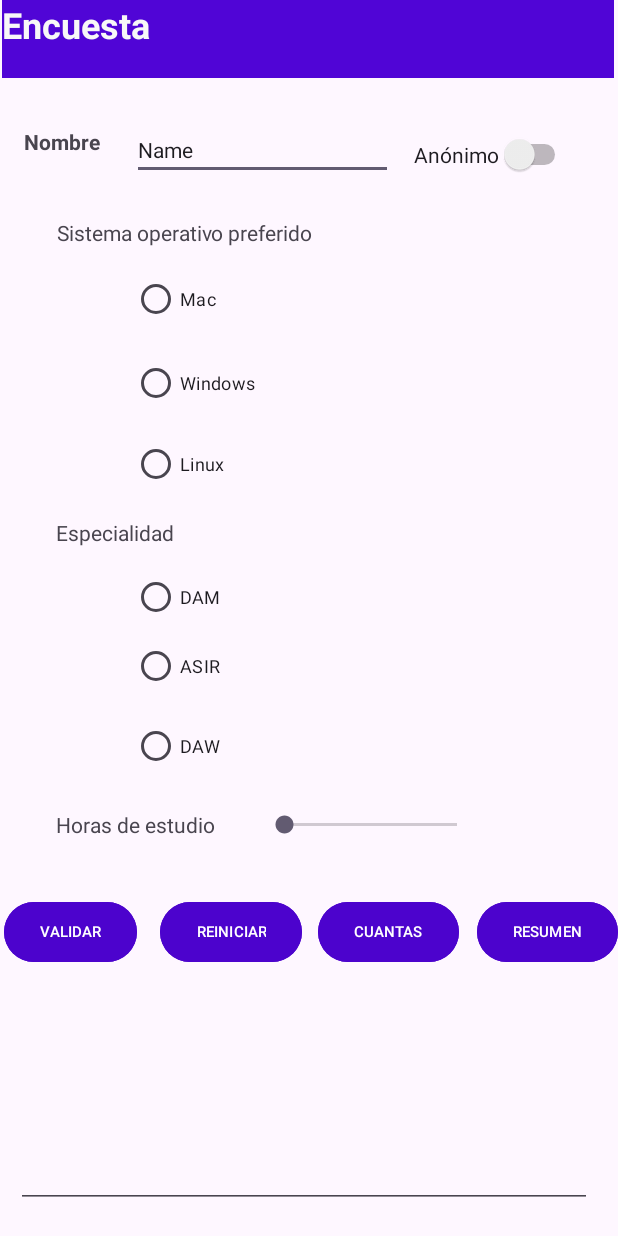
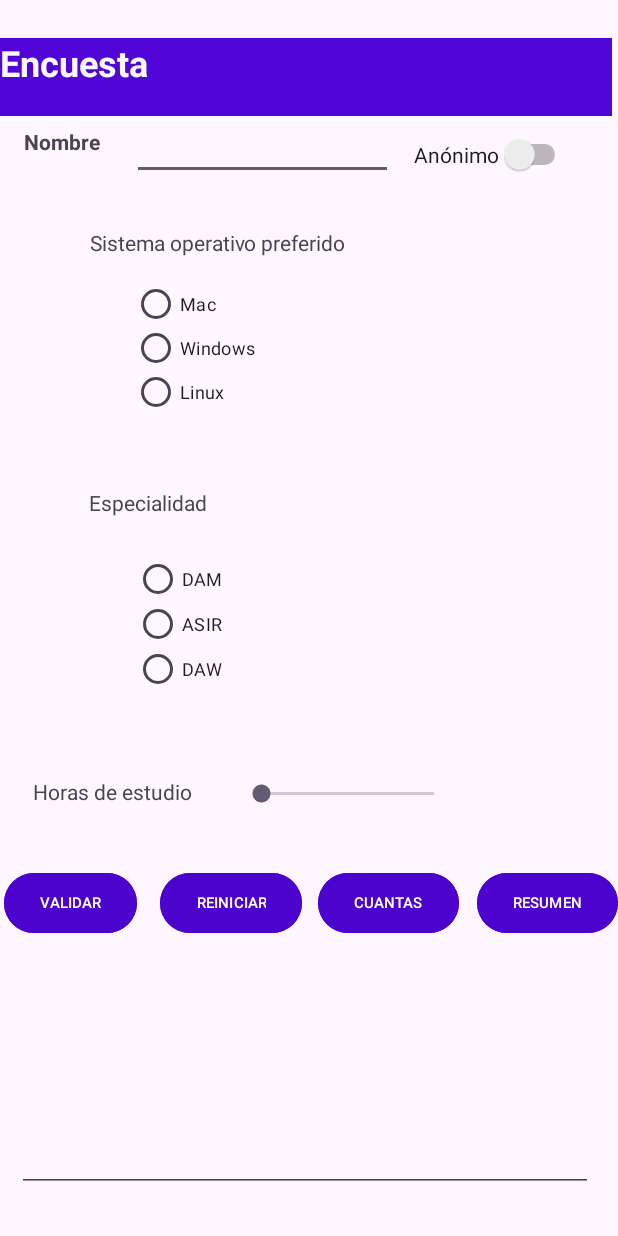
Before and after one commit to rixardo2002/2324-Repo_Moviles, an Android app: the layout activity_main.xml on its own in the app's theme, with its tools: preview values and no code run, on a phone screen of 412 x 824 dp. Run offline under Robolectric (Android 15) with nearby library versions, the phone set to English and light mode, and no system bars.

Commit message:
Encuesta Realizada

```diff
--- a/EncuestaRGR/app/build.gradle.kts
+++ b/EncuestaRGR/app/build.gradle.kts
@@ -5,7 +5,7 @@ plugins {
 
 android {
     namespace = "com.example.encuestargr"
-    compileSdk = 33
+    compileSdk = 34
 
     defaultConfig {
         applicationId = "com.example.encuestargr"
@@ -33,6 +33,10 @@ android {
     kotlinOptions {
         jvmTarget = "1.8"
     }
+
+    buildFeatures{
+        viewBinding=true
+    }
 }
 
 dependencies {
--- a/EncuestaRGR/app/src/main/java/com/example/encuestargr/AlmacenEncuestas.kt
+++ b/EncuestaRGR/app/src/main/java/com/example/encuestargr/AlmacenEncuestas.kt
@@ -4,7 +4,7 @@ object AlmacenEncuestas {
 
     var encuestas = ArrayList<Encuesta>()
 
-    fun aniadirPersona(e: Encuesta){
+    fun aniadirEncuesta(e: Encuesta){
         encuestas.add(e)
     }
 }
--- a/EncuestaRGR/app/src/main/res/layout/activity_main.xml
+++ b/EncuestaRGR/app/src/main/res/layout/activity_main.xml
@@ -18,18 +18,17 @@
         android:textStyle="bold"
         app:layout_constraintBottom_toBottomOf="parent"
         app:layout_constraintEnd_toEndOf="parent"
-        app:layout_constraintHorizontal_bias="0.4"
+        app:layout_constraintHorizontal_bias="0.0"
         app:layout_constraintStart_toStartOf="parent"
         app:layout_constraintTop_toTopOf="parent"
-        app:layout_constraintVertical_bias="0.0" />
+        app:layout_constraintVertical_bias="0.033" />
 
     <EditText
-        android:id="@+id/editTextText"
+        android:id="@+id/editTxtN"
         android:layout_width="174dp"
         android:layout_height="35dp"
         android:ems="10"
         android:inputType="text"
-        android:text="Name"
         android:textSize="14sp"
         app:layout_constraintBottom_toBottomOf="parent"
         app:layout_constraintEnd_toEndOf="parent"
@@ -38,44 +37,42 @@
         app:layout_constraintTop_toTopOf="parent"
         app:layout_constraintVertical_bias="0.107" />
 
+    <RadioGroup
+        android:id="@+id/radioGroupEspecialidad"
+        android:layout_width="wrap_content"
+        android:layout_height="wrap_content"
+        android:orientation="vertical"
+        app:layout_constraintStart_toStartOf="parent"
+        app:layout_constraintTop_toTopOf="parent"
+        app:layout_constraintHorizontal_bias="0.274"
+        app:layout_constraintVertical_bias="0.505"
+
+        app:layout_constraintBottom_toBottomOf="parent"
+        app:layout_constraintEnd_toEndOf="parent">
+
         <RadioButton
             android:id="@+id/radButDAM"
             android:layout_width="85dp"
             android:layout_height="30dp"
             android:text="DAM"
-        android:textSize="12sp"
-        app:layout_constraintBottom_toBottomOf="parent"
-        app:layout_constraintEnd_toEndOf="parent"
-        app:layout_constraintHorizontal_bias="0.269"
-        app:layout_constraintStart_toStartOf="parent"
-        app:layout_constraintTop_toTopOf="parent"
-        app:layout_constraintVertical_bias="0.482" />
+            android:textSize="12sp" />
+
+        <RadioButton
+            android:id="@+id/radButA"
+            android:layout_width="85dp"
+            android:layout_height="30dp"
+            android:text="ASIR"
+            android:textSize="12sp" />
 
         <RadioButton
             android:id="@+id/radButDAW"
             android:layout_width="85dp"
             android:layout_height="30dp"
             android:text="DAW"
-        android:textSize="12sp"
-        app:layout_constraintBottom_toBottomOf="parent"
-        app:layout_constraintEnd_toEndOf="parent"
-        app:layout_constraintHorizontal_bias="0.269"
-        app:layout_constraintStart_toStartOf="parent"
-        app:layout_constraintTop_toTopOf="parent"
-        app:layout_constraintVertical_bias="0.607" />
+            android:textSize="12sp" />
 
-    <RadioButton
-        android:id="@+id/radButM"
-        android:layout_width="85dp"
-        android:layout_height="30dp"
-        android:text="Mac"
-        android:textSize="12sp"
-        app:layout_constraintBottom_toBottomOf="parent"
-        app:layout_constraintEnd_toEndOf="parent"
-        app:layout_constraintHorizontal_bias="0.269"
-        app:layout_constraintStart_toStartOf="parent"
-        app:layout_constraintTop_toTopOf="parent"
-        app:layout_constraintVertical_bias="0.232" />
+    </RadioGroup>
+
 
     <TextView
         android:id="@+id/txtViewE"
@@ -84,10 +81,10 @@
         android:text="Especialidad"
         app:layout_constraintBottom_toBottomOf="parent"
         app:layout_constraintEnd_toEndOf="parent"
-        app:layout_constraintHorizontal_bias="0.111"
+        app:layout_constraintHorizontal_bias="0.178"
         app:layout_constraintStart_toStartOf="parent"
         app:layout_constraintTop_toTopOf="parent"
-        app:layout_constraintVertical_bias="0.429" />
+        app:layout_constraintVertical_bias="0.404" />
 
     <TextView
         android:id="@+id/txtViewN"
@@ -103,6 +100,7 @@
         app:layout_constraintTop_toTopOf="parent"
         app:layout_constraintVertical_bias="0.107" />
 
+
     <TextView
         android:id="@+id/txtViewS"
         android:layout_width="wrap_content"
@@ -110,49 +108,14 @@
         android:text="Sistema operativo preferido"
         app:layout_constraintBottom_toBottomOf="parent"
         app:layout_constraintEnd_toEndOf="parent"
-        app:layout_constraintHorizontal_bias="0.156"
+        app:layout_constraintHorizontal_bias="0.248"
         app:layout_constraintStart_toStartOf="parent"
         app:layout_constraintTop_toTopOf="parent"
-        app:layout_constraintVertical_bias="0.181" />
+        app:layout_constraintVertical_bias="0.189" />
 
-    <RadioButton
-        android:id="@+id/radButW"
-        android:layout_width="85dp"
-        android:layout_height="30dp"
-        android:text="Windows"
-        android:textSize="12sp"
-        app:layout_constraintBottom_toBottomOf="parent"
-        app:layout_constraintEnd_toEndOf="parent"
-        app:layout_constraintHorizontal_bias="0.269"
-        app:layout_constraintStart_toStartOf="parent"
-        app:layout_constraintTop_toTopOf="parent"
-        app:layout_constraintVertical_bias="0.302" />
 
-    <RadioButton
-        android:id="@+id/radButA"
-        android:layout_width="85dp"
-        android:layout_height="30dp"
-        android:text="ASIR"
-        android:textSize="12sp"
-        app:layout_constraintBottom_toBottomOf="parent"
-        app:layout_constraintEnd_toEndOf="parent"
-        app:layout_constraintHorizontal_bias="0.269"
-        app:layout_constraintStart_toStartOf="parent"
-        app:layout_constraintTop_toTopOf="parent"
-        app:layout_constraintVertical_bias="0.54" />
 
-    <RadioButton
-        android:id="@+id/radButL"
-        android:layout_width="85dp"
-        android:layout_height="30dp"
-        android:text="Linux"
-        android:textSize="12sp"
-        app:layout_constraintBottom_toBottomOf="parent"
-        app:layout_constraintEnd_toEndOf="parent"
-        app:layout_constraintHorizontal_bias="0.269"
-        app:layout_constraintStart_toStartOf="parent"
-        app:layout_constraintTop_toTopOf="parent"
-        app:layout_constraintVertical_bias="0.37" />
+
 
     <Switch
         android:id="@+id/switch1"
@@ -173,10 +136,10 @@
         android:max="10"
         app:layout_constraintBottom_toBottomOf="parent"
         app:layout_constraintEnd_toEndOf="parent"
-        app:layout_constraintHorizontal_bias="0.655"
+        app:layout_constraintHorizontal_bias="0.598"
         app:layout_constraintStart_toStartOf="parent"
         app:layout_constraintTop_toTopOf="parent"
-        app:layout_constraintVertical_bias="0.671" />
+        app:layout_constraintVertical_bias="0.645" />
 
     <TextView
         android:id="@+id/textView5"
@@ -185,10 +148,10 @@
         android:text="Horas de estudio"
         app:layout_constraintBottom_toBottomOf="parent"
         app:layout_constraintEnd_toEndOf="parent"
-        app:layout_constraintHorizontal_bias="0.121"
+        app:layout_constraintHorizontal_bias="0.072"
         app:layout_constraintStart_toStartOf="parent"
         app:layout_constraintTop_toTopOf="parent"
-        app:layout_constraintVertical_bias="0.671" />
+        app:layout_constraintVertical_bias="0.644" />
 
     <TextView
         android:id="@+id/txtViexNum"
@@ -196,10 +159,24 @@
         android:layout_height="wrap_content"
         app:layout_constraintBottom_toBottomOf="parent"
         app:layout_constraintEnd_toEndOf="parent"
-        app:layout_constraintHorizontal_bias="0.515"
+        app:layout_constraintHorizontal_bias="0.386"
         app:layout_constraintStart_toEndOf="@+id/seekBar"
         app:layout_constraintTop_toTopOf="parent"
-        app:layout_constraintVertical_bias="0.724" />
+        app:layout_constraintVertical_bias="0.646" />
+
+    <Button
+        android:id="@+id/bttnC"
+        android:layout_width="wrap_content"
+        android:layout_height="wrap_content"
+        android:backgroundTint="#4C03CD"
+        android:text="CUANTAS"
+        android:textSize="10sp"
+        app:layout_constraintBottom_toBottomOf="parent"
+        app:layout_constraintEnd_toEndOf="parent"
+        app:layout_constraintHorizontal_bias="0.666"
+        app:layout_constraintStart_toStartOf="parent"
+        app:layout_constraintTop_toTopOf="parent"
+        app:layout_constraintVertical_bias="0.745" />
 
     <Button
         android:id="@+id/bttnR"
@@ -213,21 +190,21 @@
         app:layout_constraintHorizontal_bias="0.337"
         app:layout_constraintStart_toStartOf="parent"
         app:layout_constraintTop_toTopOf="parent"
-        app:layout_constraintVertical_bias="0.77" />
+        app:layout_constraintVertical_bias="0.745" />
 
     <Button
-        android:id="@+id/bttnC"
+        android:id="@+id/bttnR2"
         android:layout_width="wrap_content"
         android:layout_height="wrap_content"
         android:backgroundTint="#4C03CD"
-        android:text="CUANTAS"
+        android:text="RESUMEN"
         android:textSize="10sp"
         app:layout_constraintBottom_toBottomOf="parent"
         app:layout_constraintEnd_toEndOf="parent"
-        app:layout_constraintHorizontal_bias="0.666"
+        app:layout_constraintHorizontal_bias="1.0"
         app:layout_constraintStart_toStartOf="parent"
         app:layout_constraintTop_toTopOf="parent"
-        app:layout_constraintVertical_bias="0.77" />
+        app:layout_constraintVertical_bias="0.745" />
 
     <Button
         android:id="@+id/bttnVal"
@@ -241,21 +218,8 @@
         app:layout_constraintHorizontal_bias="0.009"
         app:layout_constraintStart_toStartOf="parent"
         app:layout_constraintTop_toTopOf="parent"
-        app:layout_constraintVertical_bias="0.77" />
+        app:layout_constraintVertical_bias="0.745" />
 
-    <Button
-        android:id="@+id/bttnR2"
-        android:layout_width="wrap_content"
-        android:layout_height="wrap_content"
-        android:backgroundTint="#4C03CD"
-        android:text="RESUMEN"
-        android:textSize="10sp"
-        app:layout_constraintBottom_toBottomOf="parent"
-        app:layout_constraintEnd_toEndOf="parent"
-        app:layout_constraintHorizontal_bias="1.0"
-        app:layout_constraintStart_toStartOf="parent"
-        app:layout_constraintTop_toTopOf="parent"
-        app:layout_constraintVertical_bias="0.77" />
 
     <EditText
         android:id="@+id/txtMLine"
@@ -266,9 +230,44 @@
         android:inputType="textMultiLine"
         app:layout_constraintBottom_toBottomOf="parent"
         app:layout_constraintEnd_toEndOf="parent"
-        app:layout_constraintHorizontal_bias="0.372"
+        app:layout_constraintHorizontal_bias="0.407"
         app:layout_constraintStart_toStartOf="parent"
         app:layout_constraintTop_toTopOf="parent"
-        app:layout_constraintVertical_bias="0.973" />
+        app:layout_constraintVertical_bias="0.958" />
+
+    <RadioGroup
+        android:id="@+id/radioGroupSistemaOperativo"
+        android:layout_width="wrap_content"
+        android:layout_height="wrap_content"
+        android:orientation="vertical"
+        app:layout_constraintStart_toStartOf="parent"
+        app:layout_constraintHorizontal_bias="0.274"
+        app:layout_constraintVertical_bias="0.255"
+        app:layout_constraintTop_toTopOf="parent"
+        app:layout_constraintBottom_toBottomOf="parent"
+        app:layout_constraintEnd_toEndOf="parent">
+
+        <RadioButton
+            android:id="@+id/radButM"
+            android:layout_width="90dp"
+            android:layout_height="29dp"
+            android:text="Mac"
+            android:textSize="12sp" />
+
+        <RadioButton
+            android:id="@+id/radButW"
+            android:layout_width="90dp"
+            android:layout_height="29dp"
+            android:text="Windows"
+            android:textSize="12sp" />
+
+        <RadioButton
+            android:id="@+id/radButL"
+            android:layout_width="90dp"
+            android:layout_height="29dp"
+            android:text="Linux"
+            android:textSize="12sp" />
+
+    </RadioGroup>
 
 </androidx.constraintlayout.widget.ConstraintLayout>
```
Also changed, not shown: EncuestaRGR/app/src/main/java/com/example/encuestargr/Encuesta.kt (+6 -1 lines), EncuestaRGR/app/src/main/java/com/example/encuestargr/MainActivity.kt (+138 -2 lines). Lines whose indentation alone changed are shown as unchanged.
